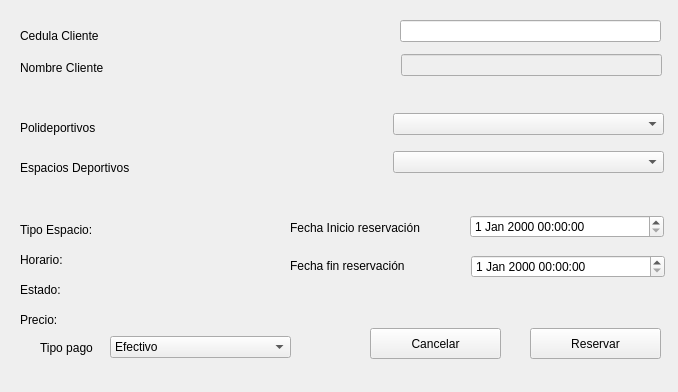
Old version of the form interfaz/Archivos_UI/ventana_reserva.ui in the repository Krysthyan/Gestion_polideportivo.
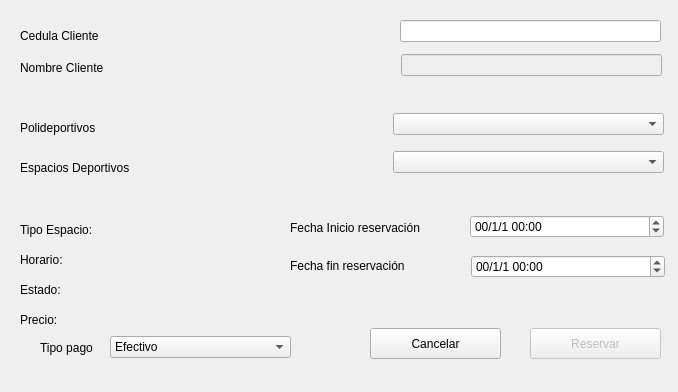
New version of the form.

Commit message: reservas terminadas y actions

```diff
--- a/interfaz/Archivos_UI/ventana_reserva.ui
+++ b/interfaz/Archivos_UI/ventana_reserva.ui
@@ -195,6 +195,9 @@
      <height>23</height>
     </rect>
    </property>
+   <property name="displayFormat">
+    <string>yy/M/d HH:mm</string>
+   </property>
   </widget>
   <widget class="QDateTimeEdit" name="dateTime_fin">
    <property name="geometry">
@@ -205,8 +208,14 @@
      <height>23</height>
     </rect>
    </property>
+   <property name="displayFormat">
+    <string>yy/M/d HH:mm</string>
+   </property>
   </widget>
   <widget class="QPushButton" name="btn_reservar">
+   <property name="enabled">
+    <bool>false</bool>
+   </property>
    <property name="geometry">
     <rect>
      <x>530</x>
```
The commit also changes 31 other files.
